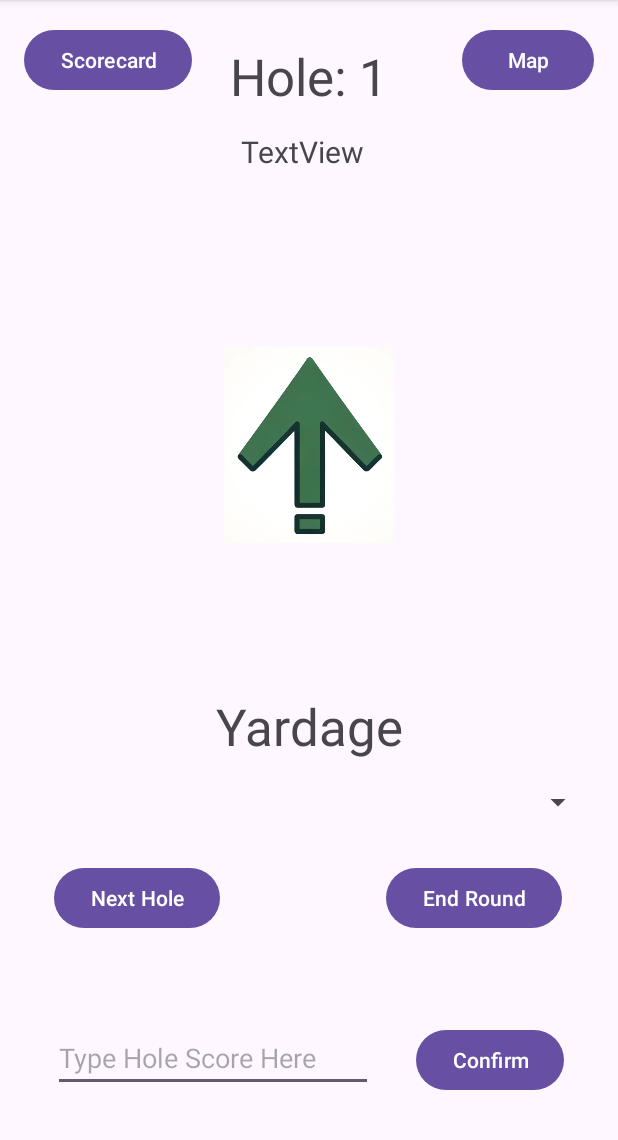
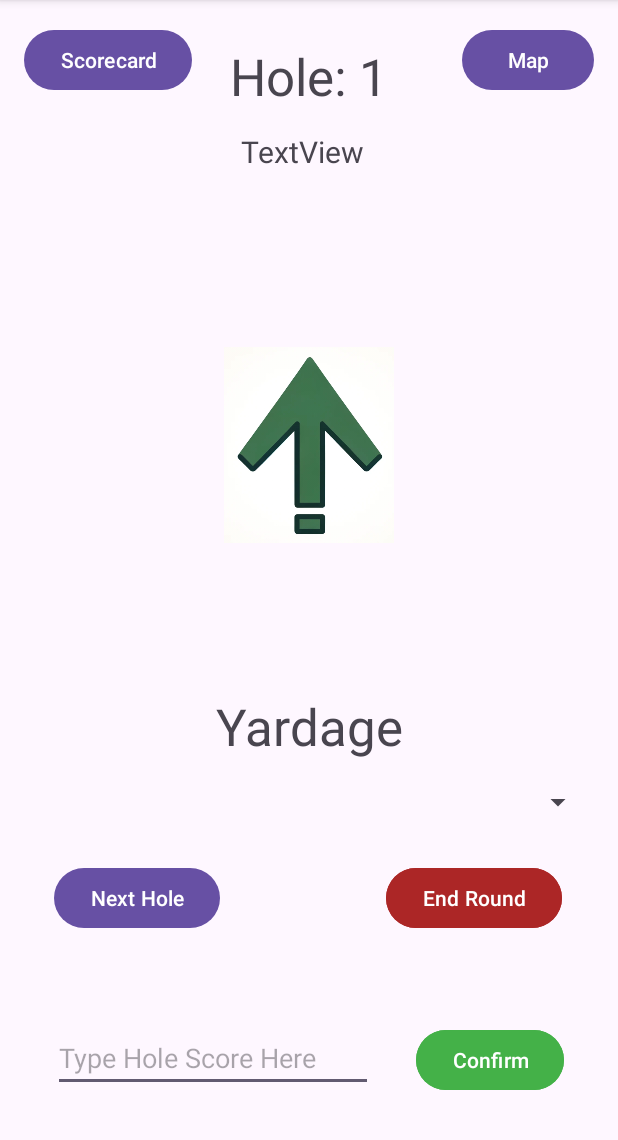
Before and after one commit to knagpal2/BadgerTee, an Android app: the RangeFinder screen opened directly, with no data from a screen before it, on a phone screen of 412 x 824 dp, the part 96-1236 px from its top. Run offline under Robolectric (Android 15) with nearby library versions, the phone set to English and light mode, and no system bars; 2 statements that could not run were skipped.

Commit message:
Changed rangefinder button colors

```diff
--- a/app/src/main/res/layout/activity_range_finder.xml
+++ b/app/src/main/res/layout/activity_range_finder.xml
@@ -5,6 +5,7 @@
     android:id="@+id/parTe"
     android:layout_width="match_parent"
     android:layout_height="match_parent"
+    android:backgroundTint="#C33B3B"
     tools:context=".RangeFinder">
 
     <TextView
@@ -92,6 +93,7 @@
         android:layout_width="wrap_content"
         android:layout_height="wrap_content"
         android:layout_marginEnd="8dp"
+        android:backgroundTint="#44B148"
         android:onClick="onScoreSubmit"
         android:text="Confirm"
         app:layout_constraintBaseline_toBaselineOf="@+id/scoreInput"
@@ -125,6 +127,7 @@
         android:layout_height="wrap_content"
         android:layout_marginTop="28dp"
         android:layout_marginEnd="37dp"
+        android:backgroundTint="#AC2626"
         android:text="End Round"
         app:layout_constraintEnd_toEndOf="parent"
         app:layout_constraintTop_toBottomOf="@+id/spinnerItemCount" />
```
